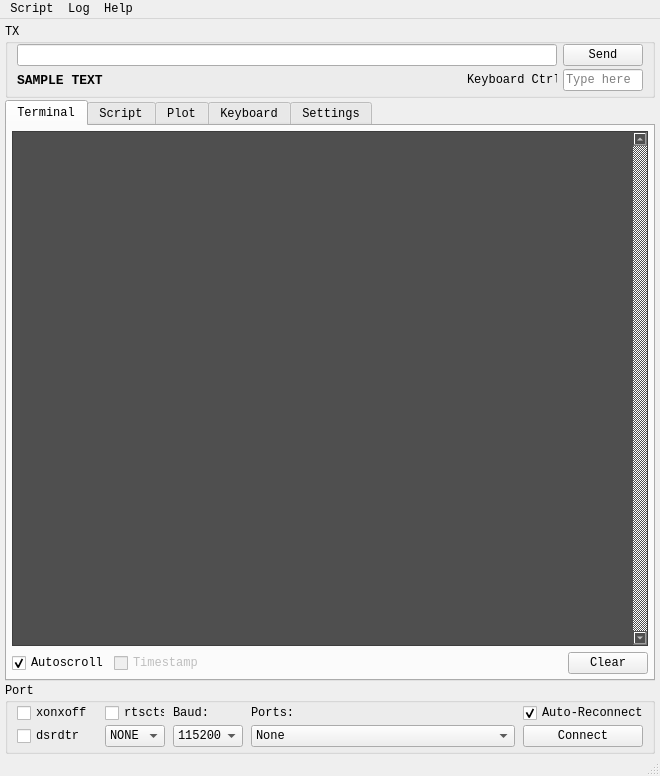
careweather/SerialKiller, file ui_files/serial_killer_main_window.ui: the form before one commit.
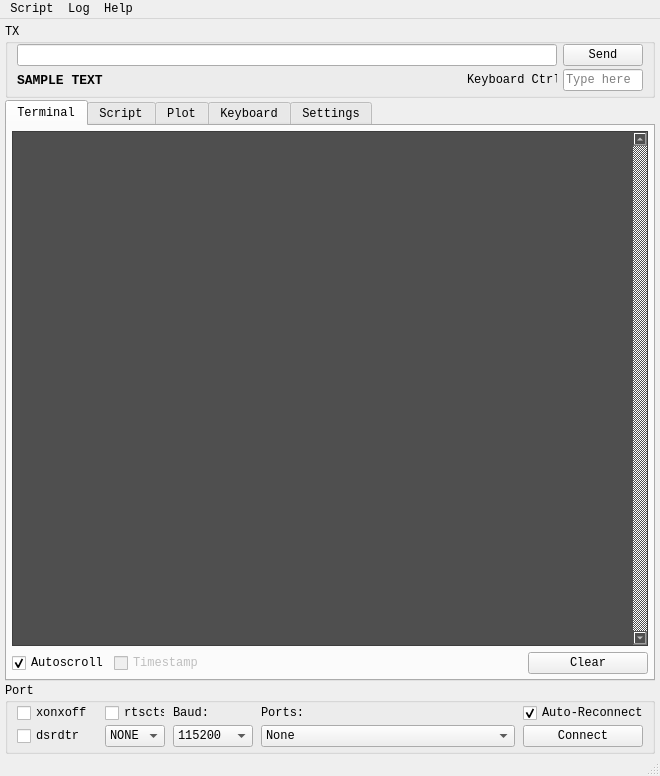
The form after the commit. Custom widgets are drawn as their Qt base class.

What changed in the file:
```diff
--- a/ui_files/serial_killer_main_window.ui
+++ b/ui_files/serial_killer_main_window.ui
@@ -371,7 +371,7 @@
         <widget class="QComboBox" name="comboBox_baud">
          <property name="minimumSize">
           <size>
-           <width>70</width>
+           <width>80</width>
            <height>0</height>
           </size>
          </property>
@@ -513,6 +513,12 @@
         </item>
         <item row="1" column="3">
          <widget class="QPushButton" name="pushButton_clear">
+          <property name="minimumSize">
+           <size>
+            <width>120</width>
+            <height>0</height>
+           </size>
+          </property>
           <property name="maximumSize">
            <size>
             <width>80</width>
```
